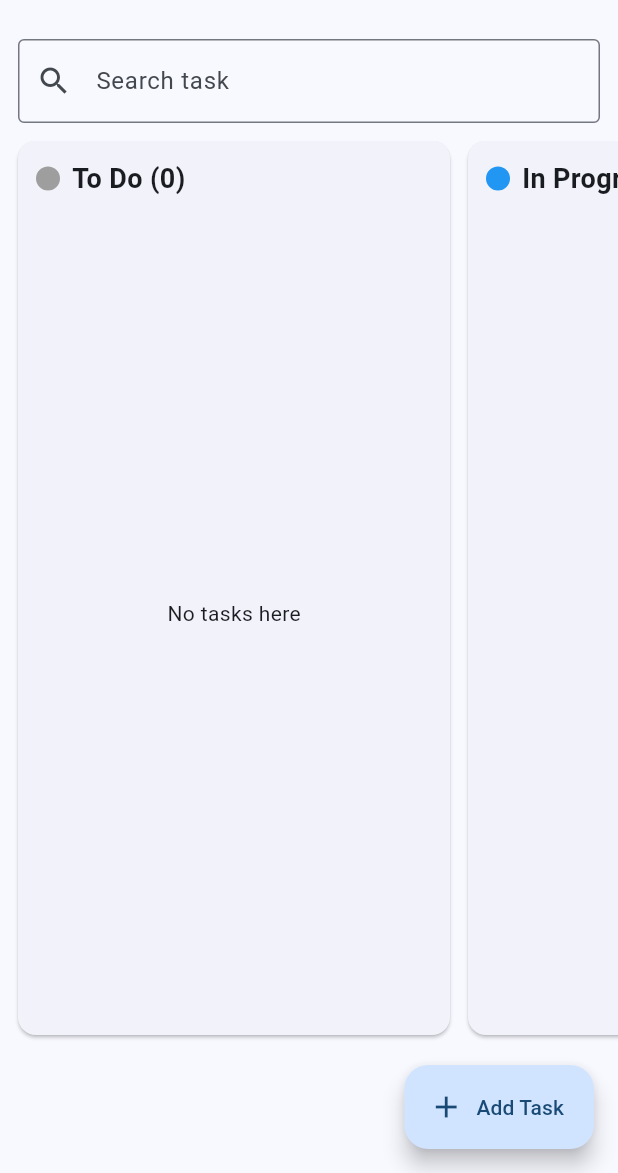
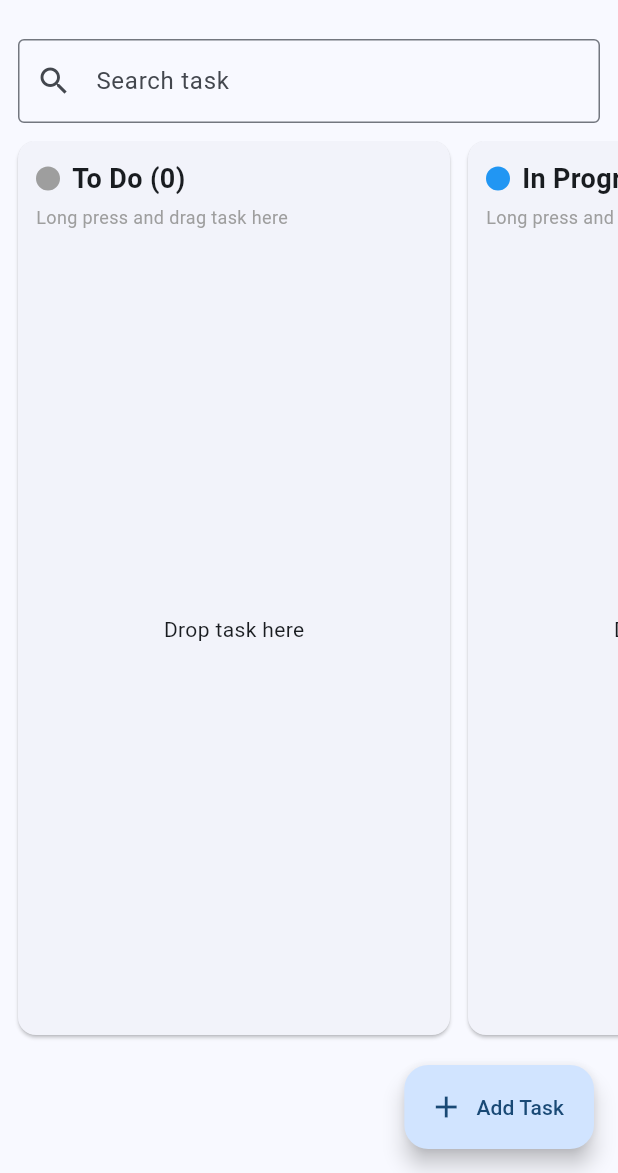
Before and after one commit to Hayyan47/Smart-Task-manager, a Flutter app: the HomeScreen screen opened directly with empty values, on a phone screen of 412 x 824 dp, the part 63-1236 px from its top. Run offline on Flutter 3.47's test engine with Material 3 defaults, Android fonts, the phone set to English and light mode, and no system bars; our stand-ins replace cloud_firestore, firebase_auth, firebase_core; accounts and stored records are empty.

Commit message:
Add drag gestures for task board

```diff
--- a/lib/home_screen.dart
+++ b/lib/home_screen.dart
@@ -186,7 +186,16 @@ class _HomeScreenState extends State<HomeScreen> {
 
     return SizedBox(
       width: 300,
-      child: Card(
+      child: DragTarget<QueryDocumentSnapshot<Map<String, dynamic>>>(
+        // When a task is dropped on this board, update its status in Firebase.
+        onAcceptWithDetails: (details) {
+          moveTask(details.data.id, status);
+        },
+        builder: (context, candidateTasks, rejectedTasks) {
+          bool taskIsHoveringHere = candidateTasks.isNotEmpty;
+
+          return Card(
+            color: taskIsHoveringHere ? Colors.blue.shade50 : null,
             margin: const EdgeInsets.only(right: 12, bottom: 12),
             child: Padding(
               padding: const EdgeInsets.all(12),
@@ -209,10 +218,15 @@ class _HomeScreenState extends State<HomeScreen> {
                       ),
                     ],
                   ),
+                  const SizedBox(height: 4),
+                  const Text(
+                    'Long press and drag task here',
+                    style: TextStyle(fontSize: 12, color: Colors.grey),
+                  ),
                   const SizedBox(height: 8),
                   Expanded(
                     child: statusTasks.isEmpty
-                    ? const Center(child: Text('No tasks here'))
+                        ? const Center(child: Text('Drop task here'))
                         : ListView(
                             children: [
                               for (var task in statusTasks) buildTaskCard(task),
@@ -222,11 +236,34 @@ class _HomeScreenState extends State<HomeScreen> {
                 ],
               ),
             ),
+          );
+        },
       ),
     );
   }
 
   Widget buildTaskCard(QueryDocumentSnapshot<Map<String, dynamic>> task) {
+    return LongPressDraggable<QueryDocumentSnapshot<Map<String, dynamic>>>(
+      data: task,
+      feedback: Material(
+        color: Colors.transparent,
+        child: SizedBox(
+          width: 260,
+          child: Opacity(
+            opacity: 0.90,
+            child: buildTaskCardDesign(task),
+          ),
+        ),
+      ),
+      childWhenDragging: Opacity(
+        opacity: 0.35,
+        child: buildTaskCardDesign(task),
+      ),
+      child: buildTaskCardDesign(task),
+    );
+  }
+
+  Widget buildTaskCardDesign(QueryDocumentSnapshot<Map<String, dynamic>> task) {
     Map<String, dynamic> data = task.data();
     DateTime dueDate = readDate(data['dueDate']);
     String status = getTaskStatus(data);
@@ -241,6 +278,8 @@ class _HomeScreenState extends State<HomeScreen> {
           children: [
             Row(
               children: [
+                const Icon(Icons.drag_indicator, color: Colors.grey),
+                const SizedBox(width: 4),
                 Expanded(
                   child: Text(
                     data['title'] ?? '',
```
Also changed, not shown: 2 other files. Lines whose indentation alone changed are shown as unchanged.
